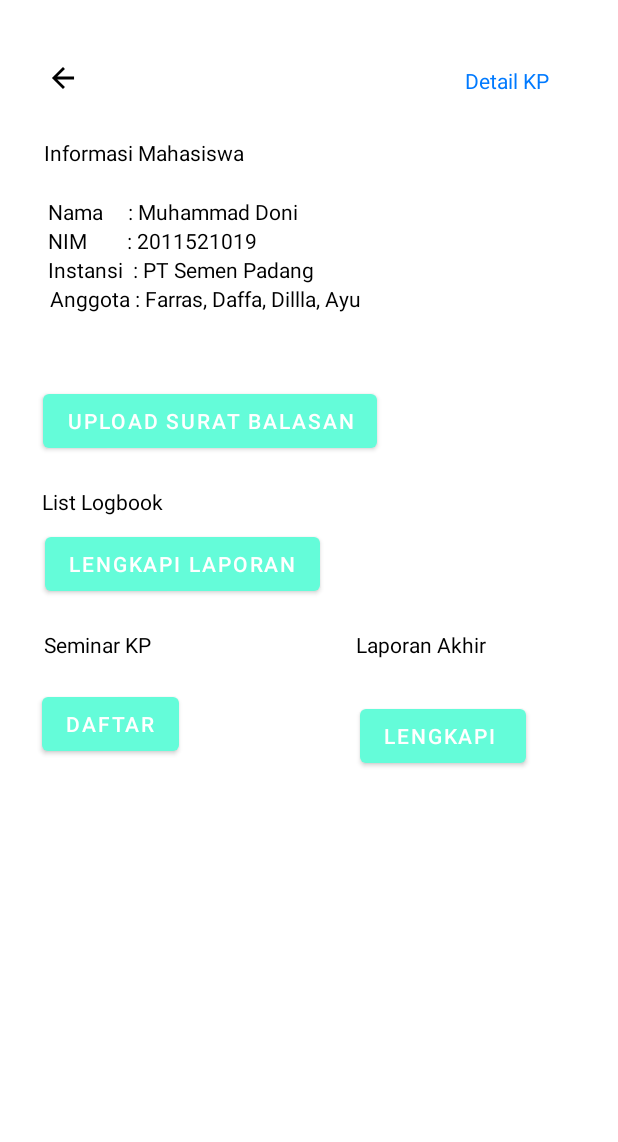
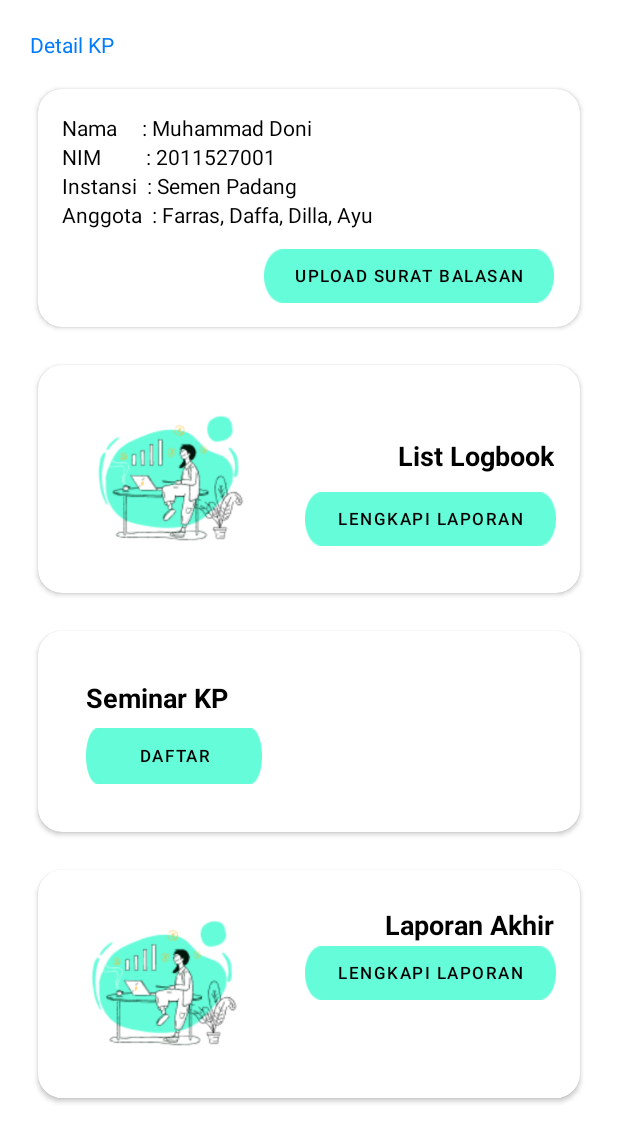
Before and after one commit to FadilaTriAfriani2011521011/Loki_A9, an Android app: the MainActivity screen opened directly, with no data from a screen before it, after a tap on an icon or button, on a phone screen of 412 x 824 dp. Shown: the top 1142 px of the screen. Run offline under Robolectric (Android 15) with nearby library versions, the light colour scheme and no system bars.

Commit message:
detail_KP
nama file -> DetailKP2

```diff
--- /dev/null
+++ b/app/src/main/java/id/ac/unand/loki_a9/DetailKP2.kt
@@ -0,0 +1,39 @@
+package id.ac.unand.loki_a9
+
+import android.content.Intent
+import androidx.appcompat.app.AppCompatActivity
+import android.os.Bundle
+import android.widget.Button
+
+class DetailKP2 : AppCompatActivity() {
+    override fun onCreate(savedInstanceState: Bundle?) {
+        super.onCreate(savedInstanceState)
+        setContentView(R.layout.activity_detail_kp2)
+        supportActionBar?.hide()
+
+        val btnUploadBalasanKP: Button = findViewById(R.id.button88)
+        btnUploadBalasanKP.setOnClickListener {
+            intent = Intent(this, UploadBalasanKP::class.java)
+            startActivity(intent)
+        }
+
+        val btnListLogbook: Button = findViewById(R.id.buttonlist)
+        btnListLogbook.setOnClickListener {
+            intent = Intent(this, ListLogbook::class.java)
+            startActivity(intent)
+        }
+
+        val btnInputDataSeminarKPSeminarKP: Button = findViewById(R.id.daftar)
+        btnInputDataSeminarKPSeminarKP.setOnClickListener {
+            intent = Intent(this, InputDataSeminarKP::class.java)
+            startActivity(intent)
+        }
+
+        val btnTampilanLaporanAkhirKP: Button = findViewById(R.id.buttonlist2)
+        btnTampilanLaporanAkhirKP.setOnClickListener {
+            intent = Intent(this, tampilanLaporanAkhirKP::class.java)
+            startActivity(intent)
+        }
+
+    }
+}
--- a/app/src/main/java/id/ac/unand/loki_a9/ListPengajuanKP.kt
+++ b/app/src/main/java/id/ac/unand/loki_a9/ListPengajuanKP.kt
@@ -29,10 +29,10 @@ class ListPengajuanKP : AppCompatActivity() {
 
         tempatList = ArrayList()
 
-        tempatList.add(PengajuanModels("LLDIKTI", R.drawable.lldikti))
-        tempatList.add(PengajuanModels("BPS", R.drawable.bps))
-        tempatList.add(PengajuanModels("Semen Padang", R.drawable.semen_padang))
-        tempatList.add(PengajuanModels("BKKBN", R.drawable.bkkbn))
+        tempatList.add(PengajuanModels("LLDIKTI", R.drawable.lldikti, "Jl. Khatib Sulaiman Gunung Pangilun, Alai Parak Kopi, Kec. Padang Utara, Kota Padang, Sumatera Barat 25173"))
+        tempatList.add(PengajuanModels("BPS", R.drawable.bps, "Jl. Raya By Pass Km.13, Kel.Sungai Sapih, Kuranji, Sungai Sapih, Kec. Kuranji, Kota Padang, Sumatera Barat 25159"))
+        tempatList.add(PengajuanModels("Semen Padang", R.drawable.semen_padang, "Plaza Lantai 2, Kelurahan Indarung, Indarung, Kec. Lubuk Kilangan, Kota Padang, Sumatera Barat 25157"))
+        tempatList.add(PengajuanModels("BKKBN", R.drawable.bkkbn, "Ulak Karang Utara, Kec. Padang Utara, Kota Padang, Sumatera Barat"))
 
 
        adapter = PengajuanAdapter(tempatList)
--- a/app/src/main/java/id/ac/unand/loki_a9/MainActivity.kt
+++ b/app/src/main/java/id/ac/unand/loki_a9/MainActivity.kt
@@ -32,7 +32,7 @@ class MainActivity : AppCompatActivity() {
         }
         imageView8 = findViewById(R.id.imageView8)
         imageView8.setOnClickListener{
-            intent = Intent(applicationContext, detailKP::class.java)
+            intent = Intent(applicationContext, DetailKP2::class.java)
             startActivity(intent)
         }
     }
--- a/app/src/main/java/id/ac/unand/loki_a9/adapter/PengajuanAdapter.kt
+++ b/app/src/main/java/id/ac/unand/loki_a9/adapter/PengajuanAdapter.kt
@@ -23,12 +23,14 @@ class PengajuanAdapter (private var tempatList : ArrayList<PengajuanModels>) :
 
     class pengajuanViewHolder (itemView: View) : RecyclerView.ViewHolder(itemView) {
         val tempat: TextView = itemView.findViewById(R.id. tempat)
+        val tempat2 : TextView = itemView.findViewById(R.id.tempat2)
         val logoCompany : ImageView = itemView.findViewById(R.id.logoCompany)
     }
 
     override fun onBindViewHolder(holder: pengajuanViewHolder, position: Int) {
         val currentPosition = tempatList[position]
         holder.tempat.setText(currentPosition.tempat)
+        holder.tempat2.setText(currentPosition.tempat2)
         holder.logoCompany.setImageResource(currentPosition.logoCompany)
     }
     }
--- a/app/src/main/java/id/ac/unand/loki_a9/models/PengajuanModels.kt
+++ b/app/src/main/java/id/ac/unand/loki_a9/models/PengajuanModels.kt
@@ -1,3 +1,3 @@
 package id.ac.unand.loki_a9.models
 
-data class PengajuanModels(var tempat : String, var logoCompany : Int)
+data class PengajuanModels(var tempat : String, var logoCompany : Int, var tempat2 : String)
--- a/app/src/main/res/layout/activity_detail_kp.xml
+++ b/app/src/main/res/layout/activity_detail_kp.xml
@@ -72,36 +72,48 @@
         app:layout_constraintStart_toStartOf="parent"
         app:layout_constraintTop_toBottomOf="@+id/textView28" />
 
+
     <TextView
         android:id="@+id/textView30"
         android:layout_width="wrap_content"
         android:layout_height="wrap_content"
-        android:layout_marginStart="33dp"
+        android:layout_marginStart="32dp"
         android:text="Anggota : Farras, Daffa, Dillla, Ayu"
         android:textColor="#000000"
         app:layout_constraintStart_toStartOf="parent"
         app:layout_constraintTop_toBottomOf="@+id/textView29" />
 
     <TextView
-        android:id="@+id/textView34"
+        android:id="@+id/status"
         android:layout_width="wrap_content"
         android:layout_height="wrap_content"
-        android:layout_marginStart="93dp"
-        android:layout_marginEnd="182dp"
-        android:text="4."
-        app:layout_constraintEnd_toStartOf="@+id/button88"
-        app:layout_constraintStart_toStartOf="parent" />
+        android:layout_marginStart="32dp"
+        android:text="Status     : "
+        android:textColor="#000000"
+        app:layout_constraintStart_toStartOf="parent"
+        app:layout_constraintTop_toBottomOf="@+id/textView30" />
+
+    <TextView
+        android:id="@+id/status2"
+        android:layout_width="wrap_content"
+        android:layout_height="wrap_content"
+        android:text="DITERIMA"
+        android:textColor="#3CEC43"
+        app:layout_constraintEnd_toEndOf="parent"
+        app:layout_constraintHorizontal_bias="0.0"
+        app:layout_constraintStart_toEndOf="@+id/status"
+        app:layout_constraintTop_toBottomOf="@+id/textView30" />
 
     <Button
         android:id="@+id/button88"
         android:layout_width="wrap_content"
         android:layout_height="wrap_content"
-        android:layout_marginTop="48dp"
+        android:layout_marginTop="28dp"
         android:text="Upload Surat Balasan"
         app:layout_constraintEnd_toEndOf="parent"
-        app:layout_constraintHorizontal_bias="0.15"
+        app:layout_constraintHorizontal_bias="0.876"
         app:layout_constraintStart_toStartOf="parent"
-        app:layout_constraintTop_toBottomOf="@+id/textView30" />
+        app:layout_constraintTop_toBottomOf="@+id/status" />
 
     <TextView
         android:id="@+id/textView35"
--- /dev/null
+++ b/app/src/main/res/layout/activity_detail_kp2.xml
@@ -0,0 +1,240 @@
+<?xml version="1.0" encoding="utf-8"?>
+<LinearLayout
+    xmlns:android="http://schemas.android.com/apk/res/android"
+    xmlns:app="http://schemas.android.com/apk/res-auto"
+    xmlns:tools="http://schemas.android.com/tools"
+    android:layout_width="match_parent"
+    android:layout_height="match_parent"
+    tools:context=".DetailKP2"
+    android:orientation="vertical"
+    android:padding="20dp"
+    android:background="@color/white">
+
+    <LinearLayout
+        android:layout_width="match_parent"
+        android:layout_height="wrap_content"
+        android:orientation="vertical">
+
+
+    </LinearLayout>
+
+    <LinearLayout
+        android:layout_width="match_parent"
+        android:layout_height="wrap_content"
+        android:orientation="vertical">
+
+        <TextView
+            android:id="@+id/textView25"
+            android:layout_width="wrap_content"
+            android:layout_height="wrap_content"
+            android:text="Detail KP"
+            android:textColor="#007AFF" />
+
+        <androidx.cardview.widget.CardView
+            android:layout_width="match_parent"
+            android:layout_height="wrap_content"
+            android:layout_marginTop="20dp"
+            android:layout_marginStart="5dp"
+            android:layout_marginEnd="5dp"
+            android:layout_marginBottom="5dp"
+            app:cardCornerRadius="16dp">
+
+            <RelativeLayout
+                android:layout_width="match_parent"
+                android:layout_height="match_parent"
+                android:padding="16dp">
+
+                <TextView
+                    android:id="@+id/nama"
+                    android:layout_width="wrap_content"
+                    android:layout_height="wrap_content"
+                    android:text="Nama     : Muhammad Doni"
+                    android:textColor="@color/black"></TextView>
+
+                <TextView
+                    android:id="@+id/nim"
+                    android:layout_width="wrap_content"
+                    android:layout_height="wrap_content"
+                    android:layout_below="@+id/nama"
+                    android:text="NIM         : 2011527001"
+                    android:textColor="@color/black"></TextView>
+
+                <TextView
+                    android:id="@+id/tempat"
+                    android:layout_width="wrap_content"
+                    android:layout_height="wrap_content"
+                    android:layout_below="@+id/nim"
+                    android:text="Instansi  : Semen Padang"
+                    android:textColor="@color/black"></TextView>
+
+                <TextView
+                    android:id="@+id/anggota"
+                    android:layout_width="wrap_content"
+                    android:layout_height="wrap_content"
+                    android:layout_below="@+id/tempat"
+                    android:text="Anggota  : Farras, Daffa, Dilla, Ayu"
+                    android:textColor="@color/black"></TextView>
+
+                <Button
+                    android:id="@+id/button88"
+                    android:layout_width="193dp"
+                    android:layout_height="36dp"
+                    android:layout_below="@+id/anggota"
+                    android:layout_alignParentRight="true"
+                    android:layout_marginTop="13dp"
+                    android:layout_marginRight="1dp"
+                    android:background="@drawable/btn_login"
+                    android:text="Upload Surat Balasan"
+                    android:textColor="@color/black"
+                    android:textSize="11sp" />
+
+
+            </RelativeLayout>
+
+        </androidx.cardview.widget.CardView>
+
+        <androidx.cardview.widget.CardView
+            android:layout_width="match_parent"
+            android:layout_height="wrap_content"
+            android:layout_marginTop="20dp"
+            android:layout_marginStart="5dp"
+            android:layout_marginEnd="5dp"
+            android:layout_marginBottom="5dp"
+            app:cardCornerRadius="16dp">
+
+            <RelativeLayout
+                android:layout_width="match_parent"
+                android:layout_height="match_parent"
+                android:padding="16dp">
+
+                <TextView
+                    android:id="@+id/list"
+                    android:layout_width="wrap_content"
+                    android:layout_height="wrap_content"
+                    android:layout_alignParentEnd="true"
+                    android:layout_marginTop="32dp"
+                    android:paddingRight="1dp"
+                    android:text="List Logbook"
+                    android:textColor="@color/black"
+                    android:textSize="18sp"
+                    android:textStyle="bold" />
+
+                <Button
+                    android:id="@+id/buttonlist"
+                    android:layout_width="167dp"
+                    android:layout_height="36dp"
+                    android:layout_below="@+id/list"
+                    android:layout_alignParentRight="true"
+                    android:layout_marginTop="12dp"
+                    android:background="@drawable/btn_login"
+                    android:text="lengkapi Laporan"
+                    android:textColor="@color/black"
+                    android:textSize="11sp" />
+
+                <ImageView
+                    android:layout_width="143dp"
+                    android:layout_height="120dp"
+                    android:layout_alignParentLeft="true"
+                    android:layout_marginLeft="10dp"
+                    android:layout_marginEnd="80dp"
+                    android:layout_toStartOf="@+id/list"
+                    android:maxHeight="100dp"
+                    android:src="@drawable/bisnis" />
+
+            </RelativeLayout>
+
+        </androidx.cardview.widget.CardView>
+
+        <androidx.cardview.widget.CardView
+            android:layout_width="match_parent"
+            android:layout_height="match_parent"
+            android:layout_marginTop="20dp"
+            android:layout_marginStart="5dp"
+            android:layout_marginEnd="5dp"
+            android:layout_marginBottom="5dp"
+            app:cardCornerRadius="16dp">
+
+            <RelativeLayout
+                android:layout_width="match_parent"
+                android:layout_height="match_parent"
+                android:padding="32dp">
+
+                <TextView
+                    android:id="@+id/seminar"
+                    android:layout_width="wrap_content"
+                    android:layout_height="wrap_content"
+                    android:text="Seminar KP"
+                    android:textColor="@color/black"
+                    android:textSize="18sp"
+                    android:textStyle="bold" />
+
+                <Button
+                    android:id="@+id/daftar"
+                    android:layout_width="117dp"
+                    android:layout_height="37dp"
+                    android:layout_below="@+id/seminar"
+                    android:layout_marginTop="8dp"
+                    android:background="@drawable/btn_login"
+                    android:text="Daftar"
+                    android:textColor="@color/black"
+                    android:textSize="11sp" />
+            </RelativeLayout>
+        </androidx.cardview.widget.CardView>
+
+        <androidx.cardview.widget.CardView
+            android:layout_width="match_parent"
+            android:layout_height="wrap_content"
+            android:layout_marginTop="20dp"
+            android:layout_marginStart="5dp"
+            android:layout_marginEnd="5dp"
+            android:layout_marginBottom="5dp"
+            app:cardCornerRadius="16dp">
+
+            <RelativeLayout
+                android:layout_width="match_parent"
+                android:layout_height="match_parent"
+                android:padding="16dp">
+
+                <TextView
+                    android:id="@+id/list2"
+                    android:layout_width="wrap_content"
+                    android:layout_height="wrap_content"
+                    android:layout_alignParentEnd="true"
+                    android:layout_marginTop="8dp"
+                    android:paddingRight="1dp"
+                    android:text="Laporan Akhir"
+                    android:textColor="@color/black"
+                    android:textSize="18sp"
+                    android:textStyle="bold" />
+
+                <Button
+                    android:id="@+id/buttonlist2"
+                    android:layout_width="167dp"
+                    android:layout_height="36dp"
+                    android:layout_below="@+id/list2"
+                    android:layout_alignParentRight="true"
+                    android:layout_marginTop="2dp"
+                    android:background="@drawable/btn_login"
+                    android:text="lengkapi Laporan"
+                    android:textColor="@color/black"
+                    android:textSize="11sp" />
+
+                <ImageView
+                    android:layout_width="143dp"
+                    android:layout_height="120dp"
+                    android:layout_alignParentLeft="true"
+                    android:layout_marginLeft="10dp"
+                    android:layout_marginEnd="80dp"
+                    android:layout_toStartOf="@+id/list2"
+                    android:maxHeight="100dp"
+                    android:src="@drawable/bisnis" />
+
+            </RelativeLayout>
+
+        </androidx.cardview.widget.CardView>
+
+
+    </LinearLayout>
+
+
+</LinearLayout>
--- a/app/src/main/res/layout/activity_pengajuan_kp.xml
+++ b/app/src/main/res/layout/activity_pengajuan_kp.xml
@@ -12,10 +12,10 @@
         android:layout_height="wrap_content"
         android:layout_marginStart="20dp"
         android:layout_marginTop="44dp"
-        android:layout_marginEnd="250dp"
         android:text="Pengajuan KP"
         android:textColor="#FF007AFF"
         app:layout_constraintEnd_toEndOf="parent"
+        app:layout_constraintHorizontal_bias="0.84"
         app:layout_constraintStart_toEndOf="@+id/Back7"
         app:layout_constraintTop_toTopOf="parent" />
 
--- a/app/src/main/res/layout/item_pengajuan.xml
+++ b/app/src/main/res/layout/item_pengajuan.xml
@@ -22,7 +22,8 @@
             android:src="@drawable/logo_unand"
             app:layout_constraintBottom_toBottomOf="parent"
             app:layout_constraintStart_toStartOf="parent"
-            app:layout_constraintTop_toTopOf="parent"/>
+            app:layout_constraintTop_toTopOf="parent"
+            app:layout_constraintVertical_bias="0.0" />
 
         <TextView
             android:id="@+id/tempat"
@@ -34,9 +35,24 @@
             android:textStyle="bold"
             app:layout_constraintBottom_toBottomOf="parent"
             app:layout_constraintEnd_toEndOf="parent"
-            app:layout_constraintHorizontal_bias="0.133"
-            app:layout_constraintStart_toEndOf="@id/logoCompany"
-            app:layout_constraintTop_toTopOf="parent" />
+            app:layout_constraintHorizontal_bias="0.195"
+            app:layout_constraintStart_toEndOf="@+id/logoCompany"
+            app:layout_constraintTop_toTopOf="parent"
+            app:layout_constraintVertical_bias="0.235" />
+
+        <TextView
+            android:id="@+id/tempat2"
+            android:layout_width="173dp"
+            android:layout_height="49dp"
+            android:text="Jalan Seberang Padang Utara No. 24"
+            android:textColor="#A18D8D"
+            android:textSize="10sp"
+            app:layout_constraintBottom_toBottomOf="parent"
+            app:layout_constraintEnd_toEndOf="parent"
+            app:layout_constraintHorizontal_bias="0.0"
+            app:layout_constraintStart_toStartOf="@+id/tempat"
+            app:layout_constraintTop_toBottomOf="@+id/tempat"
+            app:layout_constraintVertical_bias="0.0" />
 
     </androidx.constraintlayout.widget.ConstraintLayout>
 </androidx.cardview.widget.CardView>
```
Also changed, not shown: app/src/main/AndroidManifest.xml (+6 -3 lines), app/src/main/res/drawable/bisnis.png (added).
